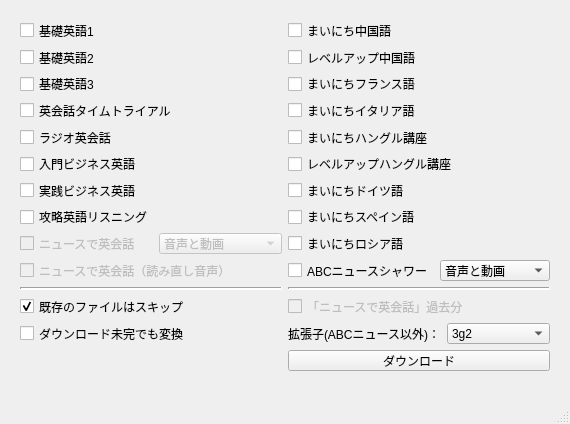
Above: mainwindow.ui from CSReviser/CaptureStream before the change. Below: the same form after it.
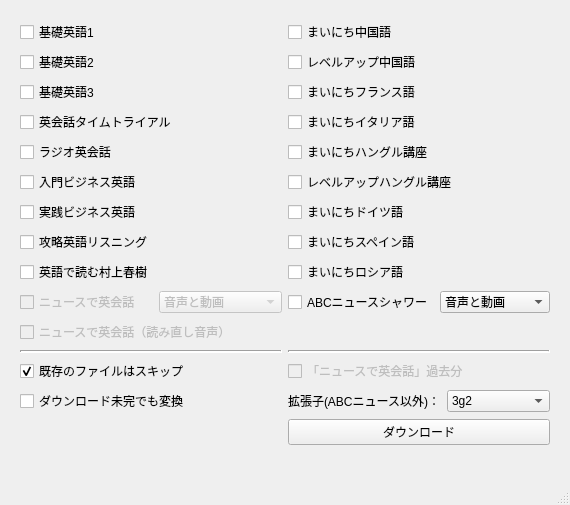
That is the form after the change.

Commit message: 「英語で読む村上春樹」対応

The edit to the form file:
```diff
--- a/mainwindow.ui
+++ b/mainwindow.ui
@@ -7,7 +7,7 @@
     <x>0</x>
     <y>0</y>
     <width>570</width>
-    <height>424</height>
+    <height>505</height>
    </rect>
   </property>
   <property name="sizePolicy">
@@ -19,13 +19,13 @@
   <property name="minimumSize">
    <size>
     <width>570</width>
-    <height>424</height>
+    <height>505</height>
    </size>
   </property>
   <property name="maximumSize">
    <size>
     <width>570</width>
-    <height>424</height>
+    <height>505</height>
    </size>
   </property>
   <property name="windowTitle">
@@ -44,10 +44,10 @@
       <x>9</x>
       <y>9</y>
       <width>552</width>
-      <height>371</height>
+      <height>461</height>
      </rect>
     </property>
-    <layout class="QGridLayout" name="gridLayout_3" rowstretch="0,0,0,0,0,0,0,0,0,0,0,0,0,0,0">
+    <layout class="QGridLayout" name="gridLayout_3" rowstretch="0,0,0,0,0,0,0,0,0,0,0,0,0,0,0,0">
      <item row="0" column="0">
       <layout class="QHBoxLayout" name="horizontalLayout_14">
        <item>
@@ -59,6 +59,17 @@
        </item>
       </layout>
      </item>
+     <item row="8" column="1">
+      <layout class="QHBoxLayout" name="horizontalLayout_13">
+       <item>
+        <widget class="QCheckBox" name="checkBox_18">
+         <property name="text">
+          <string>まいにちロシア語</string>
+         </property>
+        </widget>
+       </item>
+      </layout>
+     </item>
      <item row="0" column="1">
       <layout class="QHBoxLayout" name="horizontalLayout_2">
        <item>
@@ -70,7 +81,7 @@
        </item>
       </layout>
      </item>
-     <item row="10" column="1">
+     <item row="11" column="1">
       <layout class="QHBoxLayout" name="horizontalLayout_10">
        <item>
         <widget class="Line" name="line">
@@ -84,7 +95,7 @@
        </item>
       </layout>
      </item>
-     <item row="10" column="0">
+     <item row="11" column="0">
       <widget class="Line" name="line_2">
        <property name="lineWidth">
         <number>2</number>
@@ -94,59 +105,6 @@
        </property>
       </widget>
      </item>
-     <item row="8" column="0">
-      <layout class="QHBoxLayout" name="horizontalLayout">
-       <item>
-        <widget class="QCheckBox" name="checkBox_14">
-         <property name="enabled">
-          <bool>false</bool>
-         </property>
-         <property name="text">
-          <string>ニュースで英会話　</string>
-         </property>
-        </widget>
-       </item>
-       <item>
-        <widget class="QComboBox" name="comboBox_enews">
-         <property name="enabled">
-          <bool>false</bool>
-         </property>
-         <property name="frame">
-          <bool>true</bool>
-         </property>
-         <item>
-          <property name="text">
-           <string>音声と動画</string>
-          </property>
-         </item>
-         <item>
-          <property name="text">
-           <string>音声のみ</string>
-          </property>
-         </item>
-         <item>
-          <property name="text">
-           <string>動画のみ</string>
-          </property>
-         </item>
-        </widget>
-       </item>
-      </layout>
-     </item>
-     <item row="9" column="0">
-      <layout class="QHBoxLayout" name="horizontalLayout_8">
-       <item>
-        <widget class="QCheckBox" name="checkBox_15">
-         <property name="enabled">
-          <bool>false</bool>
-         </property>
-         <property name="text">
-          <string>ニュースで英会話（読み直し音声）</string>
-         </property>
-        </widget>
-       </item>
-      </layout>
-     </item>
      <item row="9" column="1">
       <layout class="QHBoxLayout" name="horizontalLayout_12">
        <item>
@@ -257,17 +215,6 @@
        </item>
       </layout>
      </item>
-     <item row="8" column="1">
-      <layout class="QHBoxLayout" name="horizontalLayout_13">
-       <item>
-        <widget class="QCheckBox" name="checkBox_18">
-         <property name="text">
-          <string>まいにちロシア語</string>
-         </property>
-        </widget>
-       </item>
-      </layout>
-     </item>
      <item row="1" column="0">
       <layout class="QHBoxLayout" name="horizontalLayout_15">
        <item>
@@ -345,7 +292,7 @@
        </item>
       </layout>
      </item>
-     <item row="11" column="0">
+     <item row="12" column="0">
       <layout class="QHBoxLayout" name="horizontalLayout_22">
        <item>
         <widget class="QCheckBox" name="checkBox_skip">
@@ -359,7 +306,7 @@
        </item>
       </layout>
      </item>
-     <item row="13" column="0">
+     <item row="14" column="0">
       <layout class="QHBoxLayout" name="horizontalLayout_23">
        <item>
         <widget class="QCheckBox" name="checkBox_keep_on_error">
@@ -373,7 +320,7 @@
        </item>
       </layout>
      </item>
-     <item row="11" column="1">
+     <item row="12" column="1">
       <layout class="QHBoxLayout" name="horizontalLayout_24">
        <item>
         <widget class="QCheckBox" name="checkBox_enews_past">
@@ -390,7 +337,7 @@
        </item>
       </layout>
      </item>
-     <item row="14" column="1">
+     <item row="15" column="1">
       <layout class="QHBoxLayout" name="horizontalLayout_25">
        <item>
         <widget class="QPushButton" name="downloadButton">
@@ -401,7 +348,7 @@
        </item>
       </layout>
      </item>
-     <item row="13" column="1">
+     <item row="14" column="1">
       <layout class="QHBoxLayout" name="horizontalLayout_26">
        <item>
         <widget class="QLabel" name="label">
@@ -482,6 +429,70 @@
        </item>
       </layout>
      </item>
+     <item row="10" column="0">
+      <layout class="QHBoxLayout" name="horizontalLayout_8">
+       <item>
+        <widget class="QCheckBox" name="checkBox_15">
+         <property name="enabled">
+          <bool>false</bool>
+         </property>
+         <property name="text">
+          <string>ニュースで英会話（読み直し音声）</string>
+         </property>
+        </widget>
+       </item>
+      </layout>
+     </item>
+     <item row="9" column="0">
+      <layout class="QHBoxLayout" name="horizontalLayout">
+       <item>
+        <widget class="QCheckBox" name="checkBox_14">
+         <property name="enabled">
+          <bool>false</bool>
+         </property>
+         <property name="text">
+          <string>ニュースで英会話　</string>
+         </property>
+        </widget>
+       </item>
+       <item>
+        <widget class="QComboBox" name="comboBox_enews">
+         <property name="enabled">
+          <bool>false</bool>
+         </property>
+         <property name="frame">
+          <bool>true</bool>
+         </property>
+         <item>
+          <property name="text">
+           <string>音声と動画</string>
+          </property>
+         </item>
+         <item>
+          <property name="text">
+           <string>音声のみ</string>
+          </property>
+         </item>
+         <item>
+          <property name="text">
+           <string>動画のみ</string>
+          </property>
+         </item>
+        </widget>
+       </item>
+      </layout>
+     </item>
+     <item row="8" column="0">
+      <layout class="QHBoxLayout" name="horizontalLayout_27">
+       <item>
+        <widget class="QCheckBox" name="checkBox_yomu">
+         <property name="text">
+          <string>英語で読む村上春樹</string>
+         </property>
+        </widget>
+       </item>
+      </layout>
+     </item>
     </layout>
    </widget>
    <widget class="QCheckBox" name="checkBox_this_week">
```
The commit also changes 5 other files.
